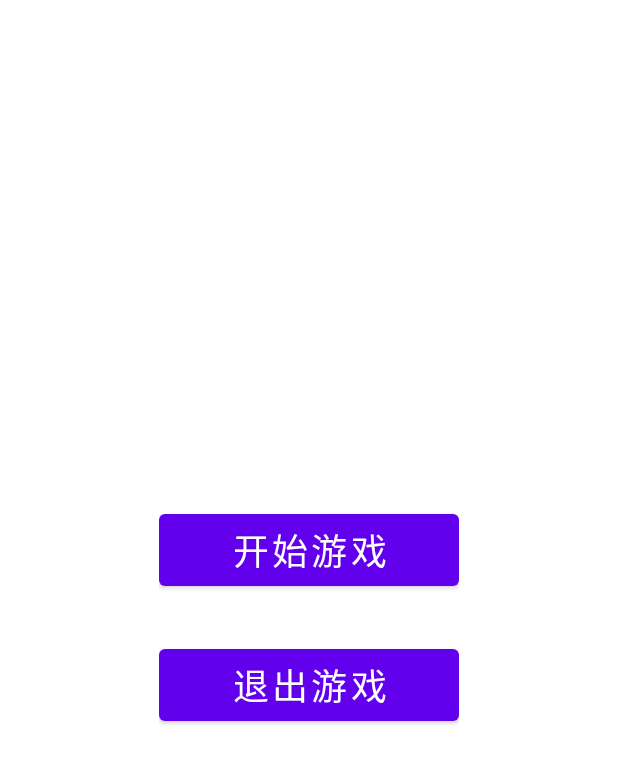
After one commit to XiuMan3453/MyPlamJumpGame, an Android app: the layout activity_main.xml on its own in the app's theme, with its tools: preview values and no code run, on a phone screen of 412 x 824 dp. The commit adds this screen. Shown: the top 764 px of the screen. Run offline under Robolectric (Android 15) with nearby library versions, the phone set to English and light mode, and no system bars.

Commit message:
have main

```diff
--- a/app/build.gradle.kts
+++ b/app/build.gradle.kts
@@ -35,6 +35,8 @@ dependencies {
 
     implementation(libs.appcompat)
     implementation(libs.material)
+    implementation(libs.activity)
+    implementation(libs.constraintlayout)
     testImplementation(libs.junit)
     androidTestImplementation(libs.ext.junit)
     androidTestImplementation(libs.espresso.core)
--- /dev/null
+++ b/app/src/main/res/layout/activity_main.xml
@@ -0,0 +1,40 @@
+<!-- res/layout/activity_main.xml -->
+<RelativeLayout xmlns:android="http://schemas.android.com/apk/res/android"
+    android:layout_width="match_parent"
+    android:layout_height="match_parent"
+    > <!-- 可设置背景图片 -->
+
+    <TextView
+        android:layout_width="wrap_content"
+        android:layout_height="wrap_content"
+        android:text="MyPlanJumpGame"
+        android:textSize="36sp"
+        android:textColor="#FFFFFF"
+        android:layout_centerHorizontal="true"
+        android:layout_marginTop="100dp"/>
+
+    <LinearLayout
+        android:layout_width="wrap_content"
+        android:layout_height="wrap_content"
+        android:layout_centerInParent="true"
+        android:orientation="vertical"
+        android:gravity="center">
+
+        <Button
+            android:id="@+id/btn_start"
+            android:layout_width="200dp"
+            android:layout_height="60dp"
+            android:text="开始游戏"
+            android:textSize="24sp"
+           />
+
+        <Button
+            android:id="@+id/btn_exit"
+            android:layout_width="200dp"
+            android:layout_height="60dp"
+            android:text="退出游戏"
+            android:textSize="24sp"
+            android:layout_marginTop="30dp"
+            />
+    </LinearLayout>
+</RelativeLayout>
--- a/gradle/libs.versions.toml
+++ b/gradle/libs.versions.toml
@@ -5,6 +5,8 @@ junitVersion = "1.1.5"
 espressoCore = "3.5.1"
 appcompat = "1.6.1"
 material = "1.10.0"
+activity = "1.8.0"
+constraintlayout = "2.1.4"
 
 [libraries]
 junit = { group = "junit", name = "junit", version.ref = "junit" }
@@ -12,6 +14,8 @@ ext-junit = { group = "androidx.test.ext", name = "junit", version.ref = "junitV
 espresso-core = { group = "androidx.test.espresso", name = "espresso-core", version.ref = "espressoCore" }
 appcompat = { group = "androidx.appcompat", name = "appcompat", version.ref = "appcompat" }
 material = { group = "com.google.android.material", name = "material", version.ref = "material" }
+activity = { group = "androidx.activity", name = "activity", version.ref = "activity" }
+constraintlayout = { group = "androidx.constraintlayout", name = "constraintlayout", version.ref = "constraintlayout" }
 
 [plugins]
 android-application = { id = "com.android.application", version.ref = "agp" }
```
Also changed, not shown: app/src/main/AndroidManifest.xml (+7 -8 lines), app/src/main/java/com/example/myplamjumpgame/GameView.java (+50 -8 lines), app/src/main/java/com/example/myplamjumpgame/MainActivity.java (+15 -1 lines), app/src/main/java/com/example/myplamjumpgame/game.java (added, +25 -0 lines), app/src/main/res/layout/activity_game.xml (added, +10 -0 lines).
